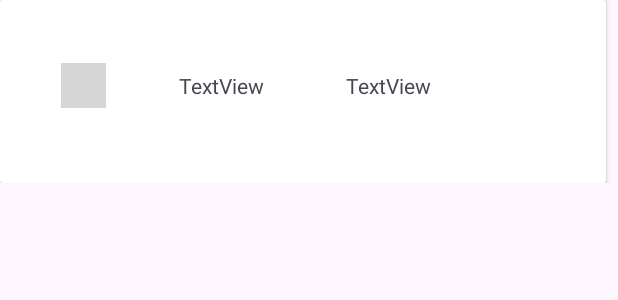
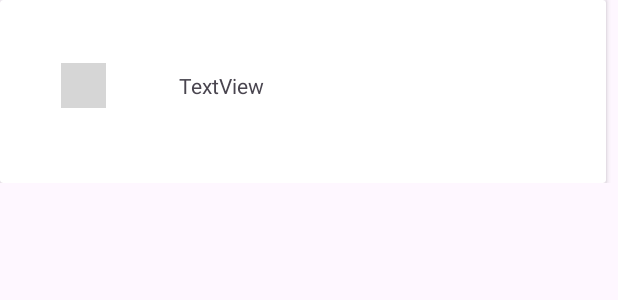
Before and after one commit to teriar/ejercicio16KotlinAndroidModulo5, an Android app: the layout item_layout.xml on its own in the app's theme, with its tools: preview values and no code run, on a phone screen of 412 x 824 dp. Shown: the top 300 px of the screen. Run offline under Robolectric (Android 15) with nearby library versions, the phone set to English and light mode, and no system bars; grey boxes are pictures that could not be loaded.

```diff
--- a/app/src/main/java/com/example/cl/ejercicio16kotlinmodulo5/Adapter.kt
+++ b/app/src/main/java/com/example/cl/ejercicio16kotlinmodulo5/Adapter.kt
@@ -13,9 +13,7 @@ class Adapter: RecyclerView.Adapter <Adapter.ViewHolder>() {
       var paises = mutableListOf<Pais>()
       var callback : PaisCallback? = null
 
-    fun setPaisCallback(c:PaisCallback){
-        this.callback = c
-    }
+
 
     override fun onCreateViewHolder(parent: ViewGroup, viewType: Int): Adapter.ViewHolder {
         var binding =ItemLayoutBinding.inflate(LayoutInflater.from(parent.context),parent , false)
@@ -40,7 +38,7 @@ class Adapter: RecyclerView.Adapter <Adapter.ViewHolder>() {
          val texto = "Pais:${item.nombre} Poblacion:${item.poblacion}"
          binding.txtNombre.text = item.nombre
          binding.bandera.load(item.imgUrl)
-         binding.txtPoblacion.text = item.poblacion.toString()
+         //binding.txtPoblacion.text = item.poblacion.toString()
 
          binding.cardView.setOnClickListener(View.OnClickListener {
              callback?.showCountry(texto)
--- a/app/src/main/java/com/example/cl/ejercicio16kotlinmodulo5/MainActivity.kt
+++ b/app/src/main/java/com/example/cl/ejercicio16kotlinmodulo5/MainActivity.kt
@@ -19,7 +19,7 @@ class MainActivity : AppCompatActivity(), PaisCallback {
     private fun initAdapter() {
         val adapter = Adapter()
         adapter.setData(PaisesLatam.paises)
-        adapter.setPaisCallback(this)
+        adapter.callback = this
         binding.recyclerView.adapter = adapter
 
 
--- a/app/src/main/res/layout/item_layout.xml
+++ b/app/src/main/res/layout/item_layout.xml
@@ -42,16 +42,6 @@
                 app:layout_constraintTop_toTopOf="parent"
                 tools:srcCompat="@tools:sample/avatars" />
 
-            <TextView
-                android:id="@+id/txtPoblacion"
-                android:layout_width="wrap_content"
-                android:layout_height="wrap_content"
-                android:text="TextView"
-                app:layout_constraintBottom_toBottomOf="parent"
-                app:layout_constraintEnd_toEndOf="parent"
-                app:layout_constraintHorizontal_bias="0.664"
-                app:layout_constraintStart_toStartOf="parent"
-                app:layout_constraintTop_toTopOf="parent" />
         </androidx.constraintlayout.widget.ConstraintLayout>
     </androidx.cardview.widget.CardView>
 
```
